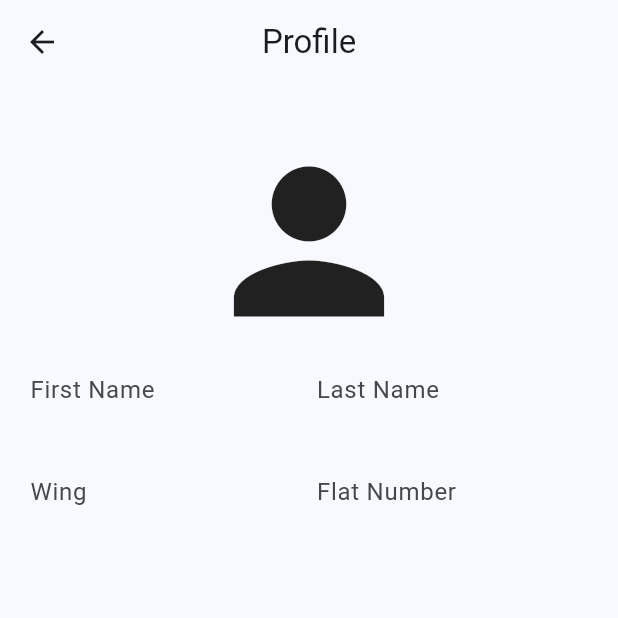
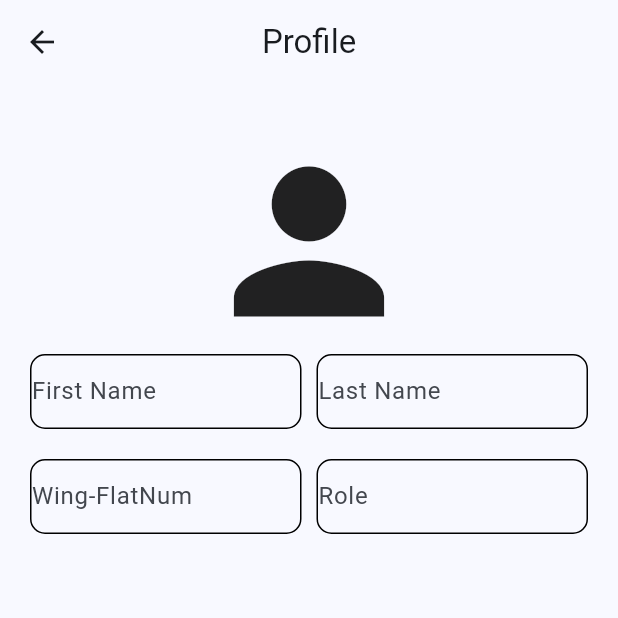
Before and after one commit to aniketsol456/Society_Management_Project, a Flutter app: the ProfilePage screen opened directly, on a phone screen of 412 x 824 dp, the top half of it. Run offline on Flutter 3.47's test engine with Material 3 defaults, Android fonts, the phone set to English and light mode, and no system bars; our stand-ins replace cloud_firestore, firebase_auth, firebase_core, get, pinput, qr_flutter; accounts and stored records are empty.

Commit message:
design purpose

```diff
--- a/lib/Screen/allow_guest_screen.dart
+++ b/lib/Screen/allow_guest_screen.dart
@@ -11,6 +11,8 @@ class AllowGuestScreen extends StatefulWidget {
 class _AllowGuestScreenState extends State<AllowGuestScreen> {
   TextEditingController _editingController = TextEditingController();
   String data = 'Aniket';
+  String Wing = 'B';
+  String Flat = '256';
   int code = 1;
 
   @override
--- a/lib/Screen/profile_screen.dart
+++ b/lib/Screen/profile_screen.dart
@@ -1,4 +1,4 @@
-import 'package:cloud_firestore/cloud_firestore.dart';
+// import 'package:cloud_firestore/cloud_firestore.dart';
 import 'package:flutter/material.dart';
 
 class ProfilePage extends StatefulWidget {
@@ -14,31 +14,31 @@ class _ProfilePageState extends State<ProfilePage> {
   late String phoneNumber = '';
 
   @override
-  void initState() {
-    super.initState();
-    // Call a function to fetch user data when the widget is initialized
-    fetchUserData();
-  }
+  // void initState() {
+  //   super.initState();
+  //   // Call a function to fetch user data when the widget is initialized
+  //   fetchUserData();
+  // }
 
-  Future<void> fetchUserData() async {
-    try {
-      // Fetch user data from Firestore assuming 'users' is your collection
-      DocumentSnapshot<Map<String, dynamic>> snapshot = await FirebaseFirestore
-          .instance
-          .collection('users')
-          .doc('userDocumentId')
-          .get();
+  // Future<void> fetchUserData() async {
+  //   try {
+  //     // Fetch user data from Firestore assuming 'users' is your collection
+  //     DocumentSnapshot<Map<String, dynamic>> snapshot = await FirebaseFirestore
+  //         .instance
+  //         .collection('users')
+  //         .doc('userDocumentId')
+  //         .get();
 
-      // Get data from the snapshot and update state
-      setState(() {
-        firstName = snapshot['firstName'];
-        lastName = snapshot['lastName'];
-        phoneNumber = snapshot['phoneNumber'];
-      });
-    } catch (e) {
-      print('Error fetching user data: $e');
-    }
-  }
+  //     // Get data from the snapshot and update state
+  //     setState(() {
+  //       firstName = snapshot['firstName'];
+  //       lastName = snapshot['lastName'];
+  //       phoneNumber = snapshot['phoneNumber'];
+  //     });
+  //   } catch (e) {
+  //     print('Error fetching user data: $e');
+  //   }
+  // }
 
   @override
   Widget build(BuildContext context) {
@@ -64,6 +64,11 @@ class _ProfilePageState extends State<ProfilePage> {
                 mainAxisAlignment: MainAxisAlignment.spaceBetween,
                 children: [
                   Expanded(
+                    child: Container(
+                      decoration: BoxDecoration(
+                        border: Border.all(color: Colors.black),
+                        borderRadius: BorderRadius.circular(10),
+                      ),
                       child: TextField(
                         decoration: InputDecoration(
                           border: InputBorder.none,
@@ -71,12 +76,19 @@ class _ProfilePageState extends State<ProfilePage> {
                         ),
                       ),
                     ),
+                  ),
                   SizedBox(width: 10.0),
                   Expanded(
+                    child: Container(
+                      decoration: BoxDecoration(
+                        border: Border.all(color: Colors.black),
+                        borderRadius: BorderRadius.circular(10),
+                      ),
                       child: TextField(
                         decoration: InputDecoration(
                           border: InputBorder.none,
                           hintText: 'Last Name',
+                        ),
                       ),
                     ),
                   ),
@@ -86,19 +98,31 @@ class _ProfilePageState extends State<ProfilePage> {
               Row(
                 children: [
                   Expanded(
+                    child: Container(
+                      decoration: BoxDecoration(
+                        border: Border.all(color: Colors.black),
+                        borderRadius: BorderRadius.circular(10),
+                      ),
                       child: TextField(
                         decoration: InputDecoration(
                           border: InputBorder.none,
-                        hintText: 'Wing',
+                          hintText: 'Wing-FlatNum',
+                        ),
                       ),
                     ),
                   ),
                   SizedBox(width: 10.0),
                   Expanded(
+                    child: Container(
+                      decoration: BoxDecoration(
+                        border: Border.all(color: Colors.black),
+                        borderRadius: BorderRadius.circular(10),
+                      ),
                       child: TextField(
                         decoration: InputDecoration(
                           border: InputBorder.none,
-                        hintText: 'Flat Number',
+                          hintText: 'Role',
+                        ),
                       ),
                     ),
                   ),
```
Lines whose indentation alone changed are shown as unchanged.
